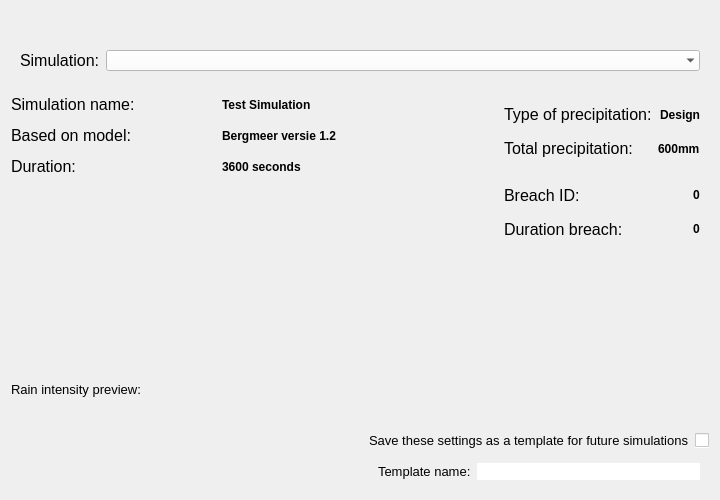
First picture: the form in threedi_api_qgis_client/ui/page_initiation.ui, repository nens/threedi-api-qgis-client, before the edit.
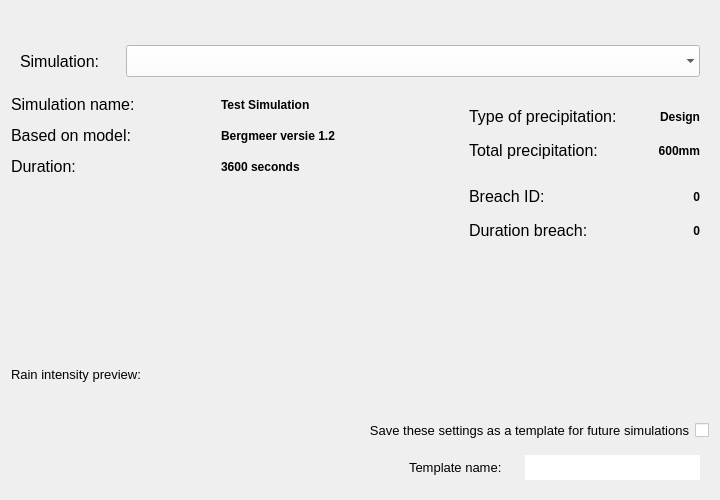
Second picture: the form after the edit.

```diff
--- a/threedi_api_qgis_client/ui/page_initiation.ui
+++ b/threedi_api_qgis_client/ui/page_initiation.ui
@@ -14,7 +14,7 @@
    </rect>
   </property>
   <property name="sizePolicy">
-   <sizepolicy hsizetype="Fixed" vsizetype="Minimum">
+   <sizepolicy hsizetype="Preferred" vsizetype="Minimum">
     <horstretch>0</horstretch>
     <verstretch>0</verstretch>
    </sizepolicy>
@@ -46,9 +46,33 @@
   <layout class="QGridLayout" name="gridLayout">
    <item row="16" column="3" colspan="3">
     <widget class="QWidget" name="template_widget" native="true">
+     <property name="minimumSize">
+      <size>
+       <width>300</width>
+       <height>40</height>
+      </size>
+     </property>
+     <property name="maximumSize">
+      <size>
+       <width>16777215</width>
+       <height>16777215</height>
+      </size>
+     </property>
      <layout class="QHBoxLayout" name="horizontalLayout_3">
       <item>
        <widget class="QLabel" name="label">
+        <property name="minimumSize">
+         <size>
+          <width>110</width>
+          <height>20</height>
+         </size>
+        </property>
+        <property name="maximumSize">
+         <size>
+          <width>16777215</width>
+          <height>16777215</height>
+         </size>
+        </property>
         <property name="font">
          <font>
           <pointsize>10</pointsize>
@@ -61,6 +85,24 @@
       </item>
       <item>
        <widget class="QLineEdit" name="template_name">
+        <property name="sizePolicy">
+         <sizepolicy hsizetype="Expanding" vsizetype="Preferred">
+          <horstretch>0</horstretch>
+          <verstretch>0</verstretch>
+         </sizepolicy>
+        </property>
+        <property name="minimumSize">
+         <size>
+          <width>175</width>
+          <height>25</height>
+         </size>
+        </property>
+        <property name="maximumSize">
+         <size>
+          <width>16777215</width>
+          <height>16777215</height>
+         </size>
+        </property>
         <property name="font">
          <font>
           <pointsize>10</pointsize>
@@ -94,12 +136,24 @@
      <property name="maximumSize">
       <size>
        <width>16777215</width>
-       <height>50</height>
+       <height>16777215</height>
       </size>
      </property>
      <layout class="QGridLayout" name="gridLayout_2">
       <item row="0" column="0">
        <widget class="QLabel" name="label_3">
+        <property name="minimumSize">
+         <size>
+          <width>100</width>
+          <height>25</height>
+         </size>
+        </property>
+        <property name="maximumSize">
+         <size>
+          <width>16777215</width>
+          <height>16777215</height>
+         </size>
+        </property>
         <property name="font">
          <font>
           <pointsize>12</pointsize>
@@ -113,11 +167,23 @@
       <item row="0" column="1">
        <widget class="QComboBox" name="dd_simulation">
         <property name="sizePolicy">
-         <sizepolicy hsizetype="Expanding" vsizetype="Fixed">
+         <sizepolicy hsizetype="Expanding" vsizetype="Preferred">
           <horstretch>0</horstretch>
           <verstretch>0</verstretch>
          </sizepolicy>
         </property>
+        <property name="minimumSize">
+         <size>
+          <width>0</width>
+          <height>25</height>
+         </size>
+        </property>
+        <property name="maximumSize">
+         <size>
+          <width>16777215</width>
+          <height>16777215</height>
+         </size>
+        </property>
         <property name="font">
          <font>
           <family>Segoe UI</family>
@@ -182,6 +248,18 @@
        <layout class="QGridLayout" name="gridLayout_3">
         <item row="0" column="1" alignment="Qt::AlignRight">
          <widget class="QLabel" name="sim_prec_type">
+          <property name="minimumSize">
+           <size>
+            <width>75</width>
+            <height>25</height>
+           </size>
+          </property>
+          <property name="maximumSize">
+           <size>
+            <width>16777215</width>
+            <height>16777215</height>
+           </size>
+          </property>
           <property name="font">
            <font>
             <pointsize>9</pointsize>
@@ -192,10 +270,25 @@
           <property name="text">
            <string>Design</string>
           </property>
+          <property name="alignment">
+           <set>Qt::AlignRight|Qt::AlignTrailing|Qt::AlignVCenter</set>
+          </property>
          </widget>
         </item>
         <item row="0" column="0">
          <widget class="QLabel" name="sim_prec_type_l">
+          <property name="minimumSize">
+           <size>
+            <width>150</width>
+            <height>25</height>
+           </size>
+          </property>
+          <property name="maximumSize">
+           <size>
+            <width>16777215</width>
+            <height>16777215</height>
+           </size>
+          </property>
           <property name="font">
            <font>
             <family>Segoe UI</family>
@@ -209,6 +302,18 @@
         </item>
         <item row="1" column="0">
          <widget class="QLabel" name="sim_prec_total_l">
+          <property name="minimumSize">
+           <size>
+            <width>0</width>
+            <height>25</height>
+           </size>
+          </property>
+          <property name="maximumSize">
+           <size>
+            <width>16777215</width>
+            <height>16777215</height>
+           </size>
+          </property>
           <property name="font">
            <font>
             <family>Segoe UI</family>
@@ -222,6 +327,18 @@
         </item>
         <item row="1" column="1" alignment="Qt::AlignRight">
          <widget class="QLabel" name="sim_prec_total">
+          <property name="minimumSize">
+           <size>
+            <width>75</width>
+            <height>25</height>
+           </size>
+          </property>
+          <property name="maximumSize">
+           <size>
+            <width>16777215</width>
+            <height>25</height>
+           </size>
+          </property>
           <property name="font">
            <font>
             <pointsize>9</pointsize>
@@ -232,6 +349,9 @@
           <property name="text">
            <string>600mm</string>
           </property>
+          <property name="alignment">
+           <set>Qt::AlignRight|Qt::AlignTrailing|Qt::AlignVCenter</set>
+          </property>
          </widget>
         </item>
        </layout>
@@ -254,12 +374,24 @@
        <property name="maximumSize">
         <size>
          <width>16777215</width>
-         <height>80</height>
+         <height>16777215</height>
         </size>
        </property>
        <layout class="QGridLayout" name="gridLayout_4">
         <item row="3" column="0">
          <widget class="QLabel" name="duration_breach_l">
+          <property name="minimumSize">
+           <size>
+            <width>150</width>
+            <height>25</height>
+           </size>
+          </property>
+          <property name="maximumSize">
+           <size>
+            <width>16777215</width>
+            <height>16777215</height>
+           </size>
+          </property>
           <property name="font">
            <font>
             <pointsize>12</pointsize>
@@ -272,6 +404,18 @@
         </item>
         <item row="3" column="1" alignment="Qt::AlignRight">
          <widget class="QLabel" name="duration_breach">
+          <property name="minimumSize">
+           <size>
+            <width>75</width>
+            <height>25</height>
+           </size>
+          </property>
+          <property name="maximumSize">
+           <size>
+            <width>16777215</width>
+            <height>25</height>
+           </size>
+          </property>
           <property name="font">
            <font>
             <pointsize>9</pointsize>
@@ -282,10 +426,25 @@
           <property name="text">
            <string>0</string>
           </property>
+          <property name="alignment">
+           <set>Qt::AlignRight|Qt::AlignTrailing|Qt::AlignVCenter</set>
+          </property>
          </widget>
         </item>
         <item row="2" column="1" alignment="Qt::AlignRight">
          <widget class="QLabel" name="breach_id">
+          <property name="minimumSize">
+           <size>
+            <width>75</width>
+            <height>25</height>
+           </size>
+          </property>
+          <property name="maximumSize">
+           <size>
+            <width>16777215</width>
+            <height>16777215</height>
+           </size>
+          </property>
           <property name="font">
            <font>
             <pointsize>9</pointsize>
@@ -296,10 +455,25 @@
           <property name="text">
            <string>0</string>
           </property>
+          <property name="alignment">
+           <set>Qt::AlignRight|Qt::AlignTrailing|Qt::AlignVCenter</set>
+          </property>
          </widget>
         </item>
         <item row="2" column="0">
          <widget class="QLabel" name="breach_id_l">
+          <property name="minimumSize">
+           <size>
+            <width>150</width>
+            <height>25</height>
+           </size>
+          </property>
+          <property name="maximumSize">
+           <size>
+            <width>16777215</width>
+            <height>16777215</height>
+           </size>
+          </property>
           <property name="font">
            <font>
             <pointsize>12</pointsize>
@@ -355,6 +529,18 @@
        <verstretch>0</verstretch>
       </sizepolicy>
      </property>
+     <property name="minimumSize">
+      <size>
+       <width>200</width>
+       <height>20</height>
+      </size>
+     </property>
+     <property name="maximumSize">
+      <size>
+       <width>16777215</width>
+       <height>16777215</height>
+      </size>
+     </property>
      <property name="font">
       <font>
        <family>Segoe UI</family>
@@ -401,14 +587,14 @@
        </property>
        <property name="minimumSize">
         <size>
-         <width>0</width>
+         <width>150</width>
          <height>25</height>
         </size>
        </property>
        <property name="maximumSize">
         <size>
          <width>16777215</width>
-         <height>25</height>
+         <height>16777215</height>
         </size>
        </property>
        <property name="font">
@@ -432,14 +618,14 @@
        </property>
        <property name="minimumSize">
         <size>
-         <width>0</width>
+         <width>150</width>
          <height>25</height>
         </size>
        </property>
        <property name="maximumSize">
         <size>
          <width>16777215</width>
-         <height>25</height>
+         <height>16777215</height>
         </size>
        </property>
        <property name="font">
@@ -457,14 +643,14 @@
       <widget class="QLabel" name="sim_name">
        <property name="minimumSize">
         <size>
-         <width>0</width>
+         <width>200</width>
          <height>25</height>
         </size>
        </property>
        <property name="maximumSize">
         <size>
          <width>16777215</width>
-         <height>25</height>
+         <height>16777215</height>
         </size>
        </property>
        <property name="font">
@@ -489,14 +675,14 @@
        </property>
        <property name="minimumSize">
         <size>
-         <width>0</width>
+         <width>150</width>
          <height>25</height>
         </size>
        </property>
        <property name="maximumSize">
         <size>
          <width>16777215</width>
-         <height>25</height>
+         <height>16777215</height>
         </size>
        </property>
        <property name="palette">
@@ -551,14 +737,14 @@
       <widget class="QLabel" name="sim_database">
        <property name="minimumSize">
         <size>
-         <width>0</width>
+         <width>200</width>
          <height>25</height>
         </size>
        </property>
        <property name="maximumSize">
         <size>
          <width>16777215</width>
-         <height>25</height>
+         <height>16777215</height>
         </size>
        </property>
        <property name="font">
@@ -577,14 +763,14 @@
       <widget class="QLabel" name="sim_duration">
        <property name="minimumSize">
         <size>
-         <width>0</width>
+         <width>200</width>
          <height>25</height>
         </size>
        </property>
        <property name="maximumSize">
         <size>
          <width>16777215</width>
-         <height>25</height>
+         <height>16777215</height>
         </size>
        </property>
        <property name="font">
@@ -617,23 +803,35 @@
      </property>
     </spacer>
    </item>
-   <item row="16" column="2">
-    <spacer name="horizontalSpacer_4">
-     <property name="orientation">
-      <enum>Qt::Horizontal</enum>
-     </property>
-     <property name="sizeHint" stdset="0">
-      <size>
-       <width>40</width>
-       <height>20</height>
-      </size>
-     </property>
-    </spacer>
-   </item>
-   <item row="15" column="3" colspan="3">
+   <item row="15" column="0" colspan="6">
     <layout class="QHBoxLayout" name="horizontalLayout_2">
+     <item>
+      <spacer name="horizontalSpacer_3">
+       <property name="orientation">
+        <enum>Qt::Horizontal</enum>
+       </property>
+       <property name="sizeHint" stdset="0">
+        <size>
+         <width>40</width>
+         <height>20</height>
+        </size>
+       </property>
+      </spacer>
+     </item>
      <item>
       <widget class="QLabel" name="label_2">
+       <property name="minimumSize">
+        <size>
+         <width>350</width>
+         <height>20</height>
+        </size>
+       </property>
+       <property name="maximumSize">
+        <size>
+         <width>16777215</width>
+         <height>16777215</height>
+        </size>
+       </property>
        <property name="font">
         <font>
          <pointsize>10</pointsize>
@@ -642,10 +840,25 @@
        <property name="text">
         <string>Save these settings as a template for future simulations</string>
        </property>
+       <property name="alignment">
+        <set>Qt::AlignRight|Qt::AlignTrailing|Qt::AlignVCenter</set>
+       </property>
       </widget>
      </item>
      <item>
       <widget class="QCheckBox" name="cb_save_template">
+       <property name="minimumSize">
+        <size>
+         <width>14</width>
+         <height>14</height>
+        </size>
+       </property>
+       <property name="maximumSize">
+        <size>
+         <width>14</width>
+         <height>14</height>
+        </size>
+       </property>
        <property name="font">
         <font>
          <pointsize>10</pointsize>
@@ -667,6 +880,19 @@
      </item>
     </layout>
    </item>
+   <item row="16" column="2">
+    <spacer name="horizontalSpacer_4">
+     <property name="orientation">
+      <enum>Qt::Horizontal</enum>
+     </property>
+     <property name="sizeHint" stdset="0">
+      <size>
+       <width>40</width>
+       <height>20</height>
+      </size>
+     </property>
+    </spacer>
+   </item>
   </layout>
  </widget>
  <resources/>
```
